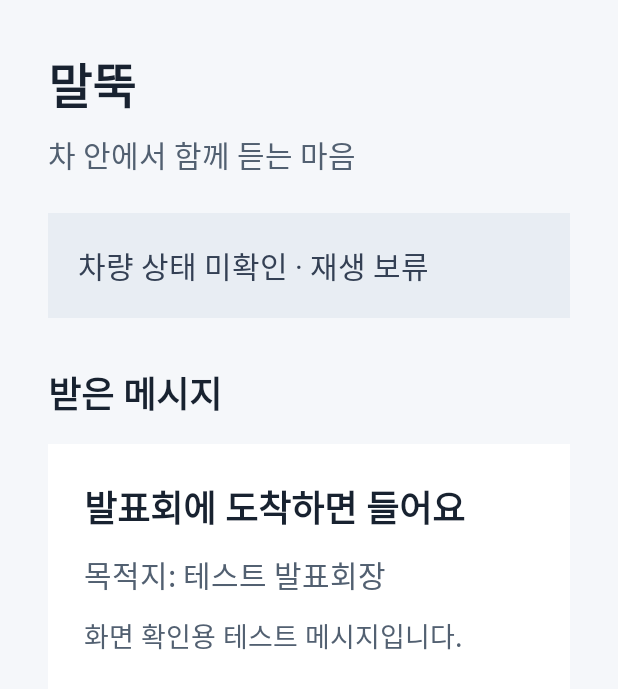
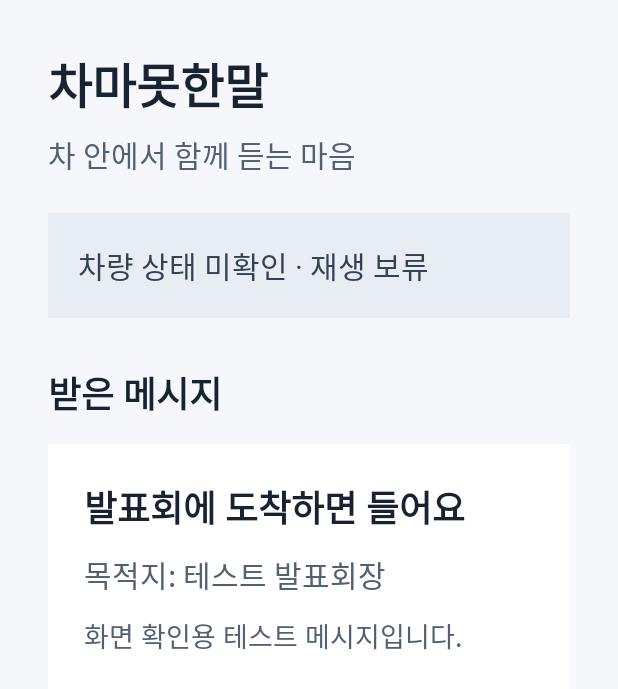
Before and after one commit to MIDES2/Hyundai-Project-chamamothanmal, an Android app: the screen it shows after launch (MainActivity), on a phone screen of 412 x 824 dp. Shown: the top 689 px of the screen. Run offline under Robolectric (Android 15) with nearby library versions, the phone set to English and light mode, and no system bars.

Commit message:
chore: rename vehicle app to chamamothanmal

```diff
--- a/apps/vehicle/android/app/src/main/AndroidManifest.xml
+++ b/apps/vehicle/android/app/src/main/AndroidManifest.xml
@@ -10,7 +10,7 @@
     android:label="@string/app_name"
     android:roundIcon="@mipmap/ic_launcher_round"
     android:supportsRtl="true"
-    android:theme="@style/Theme.MalTtuk">
+    android:theme="@style/Theme.chamamothanmal">
     <activity
       android:name=".MainActivity"
       android:exported="true"
--- a/apps/vehicle/android/app/src/main/res/layout/activity_main.xml
+++ b/apps/vehicle/android/app/src/main/res/layout/activity_main.xml
@@ -20,7 +20,7 @@
       <TextView
         android:layout_width="match_parent"
         android:layout_height="wrap_content"
-        android:text="말뚝"
+        android:text="@string/app_name"
         android:textColor="#182230"
         android:textSize="32sp"
         android:textStyle="bold" />
--- a/apps/vehicle/android/app/src/main/res/values-night/themes.xml
+++ b/apps/vehicle/android/app/src/main/res/values-night/themes.xml
@@ -1,6 +1,6 @@
 <resources xmlns:tools="http://schemas.android.com/tools">
     <!-- Base application theme. -->
-    <style name="Base.Theme.MalTtuk" parent="Theme.Material3.DayNight.NoActionBar">
+    <style name="Base.Theme.chamamothanmal" parent="Theme.Material3.DayNight.NoActionBar">
         <!-- Customize your dark theme here. -->
         <!-- <item name="colorPrimary">@color/my_dark_primary</item> -->
     </style>
--- a/apps/vehicle/android/app/src/main/res/values/strings.xml
+++ b/apps/vehicle/android/app/src/main/res/values/strings.xml
@@ -1,3 +1,3 @@
 <resources>
-  <string name="app_name">MalTtuk</string>
+  <string name="app_name">차마못한말</string>
 </resources>
--- a/apps/vehicle/android/app/src/main/res/values/themes.xml
+++ b/apps/vehicle/android/app/src/main/res/values/themes.xml
@@ -1,9 +1,9 @@
 <resources xmlns:tools="http://schemas.android.com/tools">
     <!-- Base application theme. -->
-    <style name="Base.Theme.MalTtuk" parent="Theme.Material3.DayNight.NoActionBar">
+    <style name="Base.Theme.chamamothanmal" parent="Theme.Material3.DayNight.NoActionBar">
         <!-- Customize your light theme here. -->
         <!-- <item name="colorPrimary">@color/my_light_primary</item> -->
     </style>
 
-    <style name="Theme.MalTtuk" parent="Base.Theme.MalTtuk" />
+    <style name="Theme.chamamothanmal" parent="Base.Theme.chamamothanmal" />
 </resources>
--- a/apps/vehicle/android/settings.gradle.kts
+++ b/apps/vehicle/android/settings.gradle.kts
@@ -22,5 +22,5 @@ dependencyResolutionManagement {
     }
 }
 
-rootProject.name = "MalTtuk"
+rootProject.name = "chamamothanmal"
 include(":app")
```
Also changed, not shown: 2 other files.
